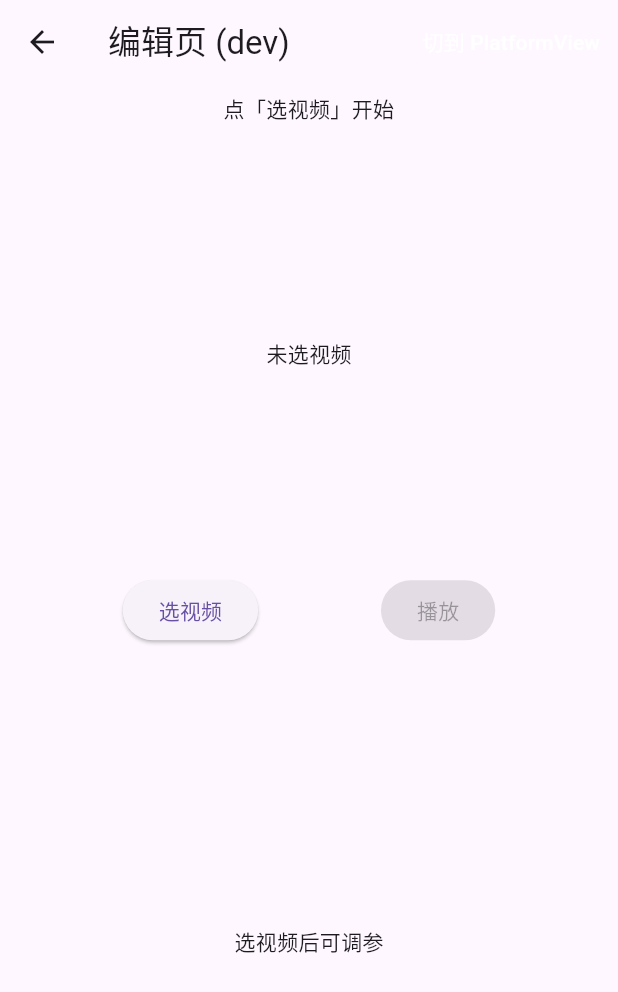
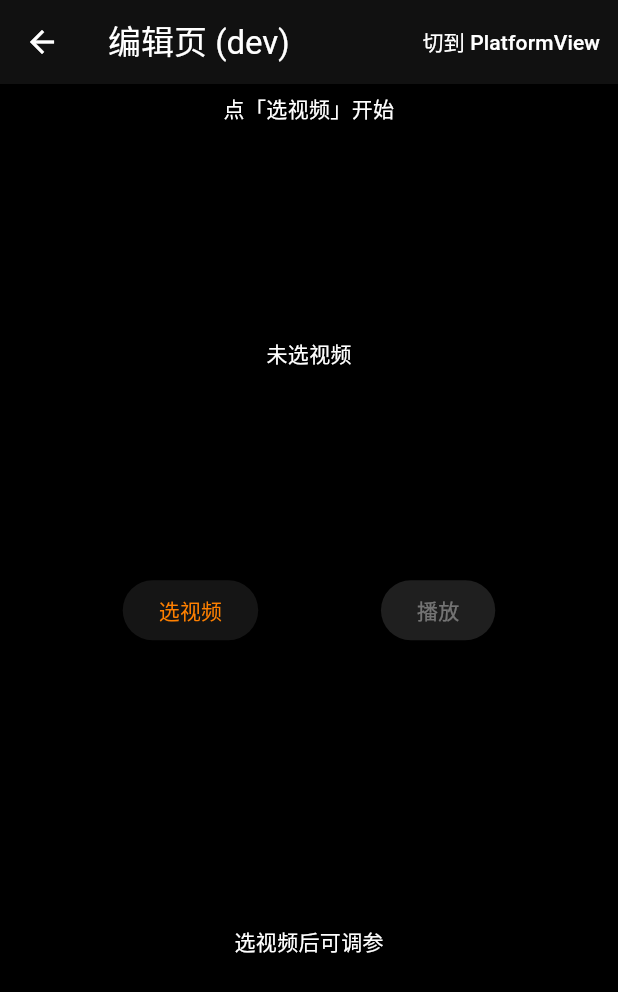
Before and after one commit to guodongmei-rc/Runcam_GF, a Flutter app: the PreviewPage screen opened directly, on a phone screen of 412 x 824 dp. Shown: the top 992 px of the screen. Run offline on Flutter 3.47's test engine with Material 3 defaults, Android fonts, the phone set to English and light mode, and no system bars.

Commit message:
feat(edit): native-style UI for Stabilize panel (dark + orange accent)
对齐原生 GyroflowTheme/GyroflowStabilizePanel:深色面板 + 橙强调(#FF8000),
平滑方式下拉、平滑度/每轴互斥、高级可展开、地平线、info 标签、裁切/缩放/镜头。
新增 GfColors 主题 + GyroSlider/GyroCheck/GyroDropdown/GyroAdvToggle 同款控件。

Co-Authored-By: Claude Opus 4.8 (1M context) <noreply@anthropic.com>

```diff
--- /dev/null
+++ b/example/lib/edit/gyroflow_theme.dart
@@ -0,0 +1,44 @@
+import 'package:flutter/material.dart';
+
+/// 设计令牌,1:1 对齐原生 `GyroflowTheme.kt`(深色 + 橙强调)。
+class GfColors {
+  static const accent = Color(0xFFFF8000); // 主题色(橙)
+  static const text = Colors.white;
+  static const textSecondary = Color(0xFF999999);
+  static const textMuted = Color(0xFFBFBFBF);
+  static const bg = Colors.black; // 根背景 / 预览
+  static const bgBar = Color(0xFF111111); // 顶栏 / 按钮条
+  static const bgTab = Color(0xFF1A1A1A);
+  static const bgPanel = Color(0xFF151515); // 面板容器
+  static const inputBg = Color(0xFF2C2C2E);
+  static const boxBg = Color(0xFF1C1C1E);
+  static const border = Color(0xFF444444);
+}
+
+/// 编辑页用的深色 ThemeData(对齐原生)。
+ThemeData gyroflowTheme() {
+  const accent = GfColors.accent;
+  return ThemeData(
+    useMaterial3: true,
+    brightness: Brightness.dark,
+    scaffoldBackgroundColor: GfColors.bg,
+    colorScheme: const ColorScheme.dark(
+      primary: accent,
+      secondary: accent,
+      surface: GfColors.bgPanel,
+    ),
+    appBarTheme: const AppBarTheme(
+      backgroundColor: GfColors.bgBar,
+      foregroundColor: GfColors.text,
+      elevation: 0,
+    ),
+    sliderTheme: const SliderThemeData(
+      activeTrackColor: accent,
+      thumbColor: accent,
+      inactiveTrackColor: GfColors.border,
+      overlayColor: Color(0x33FF8000),
+    ),
+    dividerTheme: const DividerThemeData(color: GfColors.border, thickness: 0.5),
+    textTheme: const TextTheme(bodyMedium: TextStyle(color: GfColors.text)),
+  );
+}
--- a/example/lib/preview_page.dart
+++ b/example/lib/preview_page.dart
@@ -1,5 +1,6 @@
 import 'package:flutter/material.dart';
 import 'edit/edit_controller.dart';
+import 'edit/gyroflow_theme.dart';
 import 'edit/preview_backend.dart';
 import 'edit/preview_view.dart';
 import 'edit/panels/stabilize_panel.dart';
@@ -39,7 +40,15 @@ class _PreviewPageState extends State<PreviewPage>
 
   @override
   Widget build(BuildContext context) {
+    return Theme(
+      data: gyroflowTheme(),
+      child: Builder(builder: _buildScaffold),
+    );
+  }
+
+  Widget _buildScaffold(BuildContext context) {
     return Scaffold(
+      backgroundColor: GfColors.bg,
       appBar: AppBar(
         title: const Text('编辑页 (dev)'),
         actions: [
```
Also changed, not shown: example/lib/edit/gyro_widgets.dart (added, +173 -0 lines), example/lib/edit/panels/stabilize_panel.dart (+115 -65 lines), 1 other file.
